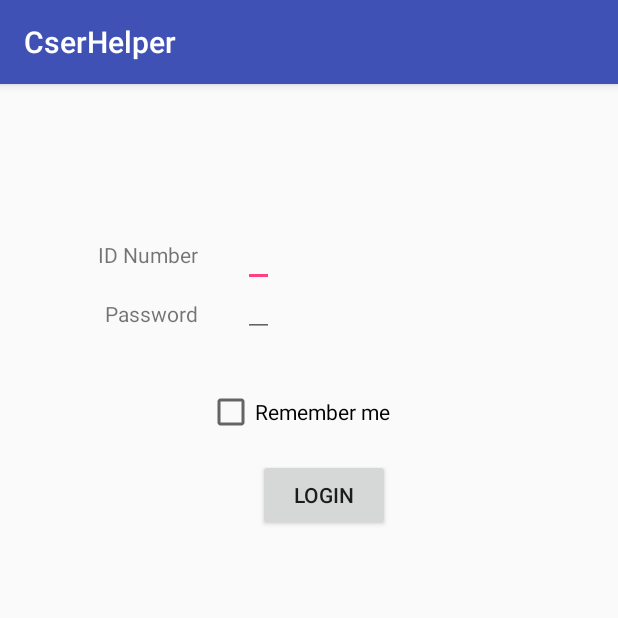
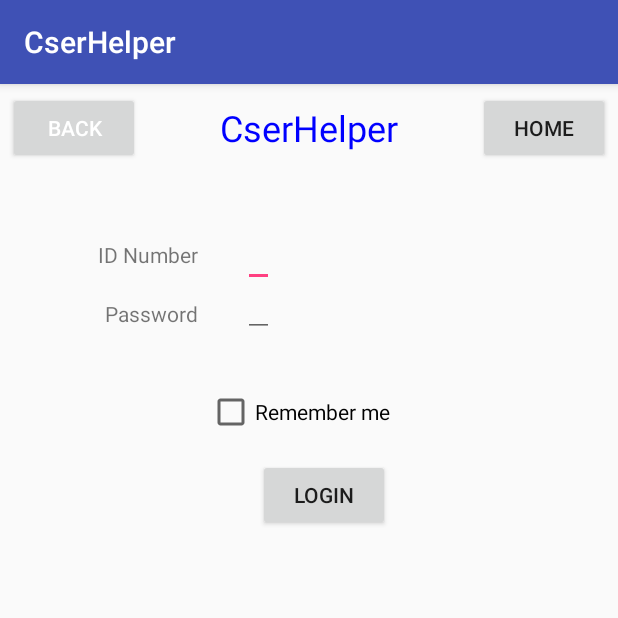
Before and after one commit to NJU-CS-NCES-Group/CSerHelper, an Android app: the screen it shows after launch (MainActivity), after a tap on "LOGIN", on a phone screen of 412 x 824 dp, the top half of it. Run offline under Robolectric (Android 15) with nearby library versions, the phone set to English and light mode, and no system bars.

Commit message:
加入标题栏

```diff
--- a/app/src/main/java/com/example/cserhelper/MainActivity.java
+++ b/app/src/main/java/com/example/cserhelper/MainActivity.java
@@ -9,16 +9,16 @@ import android.widget.EditText;
 
 public class MainActivity extends AppCompatActivity implements View.OnClickListener{
 
-    private EditText editText;
-    private EditText editText2;
+    private EditText editText_no;
+    private EditText editText_pwd;
 
     @Override
     protected void onCreate(Bundle savedInstanceState) {
         super.onCreate(savedInstanceState);
         setContentView(R.layout.activity_main);
         Button button = (Button) findViewById(R.id.button);
-        editText = (EditText) findViewById(R.id.editText);
-        editText2 = (EditText) findViewById(R.id.editText2);
+        editText_no = (EditText) findViewById(R.id.editText_no);
+        editText_pwd = (EditText) findViewById(R.id.editText_pwd);
         /* TODO:Checkbox */
         button.setOnClickListener(this);
     }
@@ -27,8 +27,8 @@ public class MainActivity extends AppCompatActivity implements View.OnClickListe
     public void onClick(View view) {
         switch (view.getId()) {
             case R.id.button:
-                String inputNumber = editText.getText().toString();
-                String inputPassword = editText2.getText().toString();
+                String inputNumber = editText_no.getText().toString();
+                String inputPassword = editText_pwd.getText().toString();
                 Log.d("MainActivity", inputNumber);
                 Log.d("MainActivity", inputPassword);
                 break;
--- a/app/src/main/res/layout/activity_main.xml
+++ b/app/src/main/res/layout/activity_main.xml
@@ -33,7 +33,7 @@
         android:layout_height="wrap_content"
         android:id="@+id/checkBox"
         android:layout_marginTop="34dp"
-        android:layout_below="@+id/editText2"
+        android:layout_below="@+id/editText_pwd"
         android:layout_alignRight="@+id/button"
         android:layout_alignEnd="@+id/button" />
 
@@ -47,28 +47,29 @@
         android:layout_marginLeft="10dp"
         android:layout_marginStart="10dp"
         android:layout_below="@+id/checkBox"
-        android:layout_alignLeft="@+id/editText2"
-        android:layout_alignStart="@+id/editText2" />
+        android:layout_alignLeft="@+id/editText_pwd"
+        android:layout_alignStart="@+id/editText_pwd" />
 
     <EditText
         android:layout_width="wrap_content"
         android:layout_height="wrap_content"
         android:inputType="number"
-        android:id="@+id/editText"
+        android:id="@+id/editText_no"
         android:layout_alignBaseline="@+id/textView_no"
         android:layout_alignBottom="@+id/textView_no"
-        android:layout_alignLeft="@+id/editText2"
-        android:layout_alignStart="@+id/editText2" />
+        android:layout_alignLeft="@+id/editText_pwd"
+        android:layout_alignStart="@+id/editText_pwd" />
 
     <EditText
         android:layout_width="wrap_content"
         android:layout_height="wrap_content"
         android:inputType="textPassword"
-        android:id="@+id/editText2"
+        android:id="@+id/editText_pwd"
         android:layout_marginLeft="30dp"
         android:layout_marginStart="30dp"
         android:layout_below="@+id/textView_no"
         android:layout_toRightOf="@+id/textView_pwd" />
 
+    <include layout="@layout/title"/>
 
 </RelativeLayout>
--- /dev/null
+++ b/app/src/main/res/layout/title.xml
@@ -0,0 +1,34 @@
+<?xml version="1.0" encoding="utf-8"?>
+<LinearLayout xmlns:android="http://schemas.android.com/apk/res/android"
+    android:layout_width="match_parent"
+    android:layout_height="wrap_content">
+
+    <Button
+        android:layout_width="wrap_content"
+        android:layout_height="wrap_content"
+        android:layout_gravity="center"
+        android:layout_margin="5dp"
+        android:text="Back"
+        android:textColor="#fff"
+        />
+
+    <TextView
+        android:layout_width="wrap_content"
+        android:layout_height="wrap_content"
+        android:layout_gravity="center"
+        android:layout_weight="1"
+        android:textAlignment="center"
+        android:text="@string/app_name"
+        android:textColor="#00f"
+        android:textSize="24sp"
+        />
+
+    <Button
+        android:layout_width="wrap_content"
+        android:layout_height="wrap_content"
+        android:layout_gravity="center"
+        android:layout_margin="5dp"
+        android:text="Home"
+        />
+
+</LinearLayout>
```
